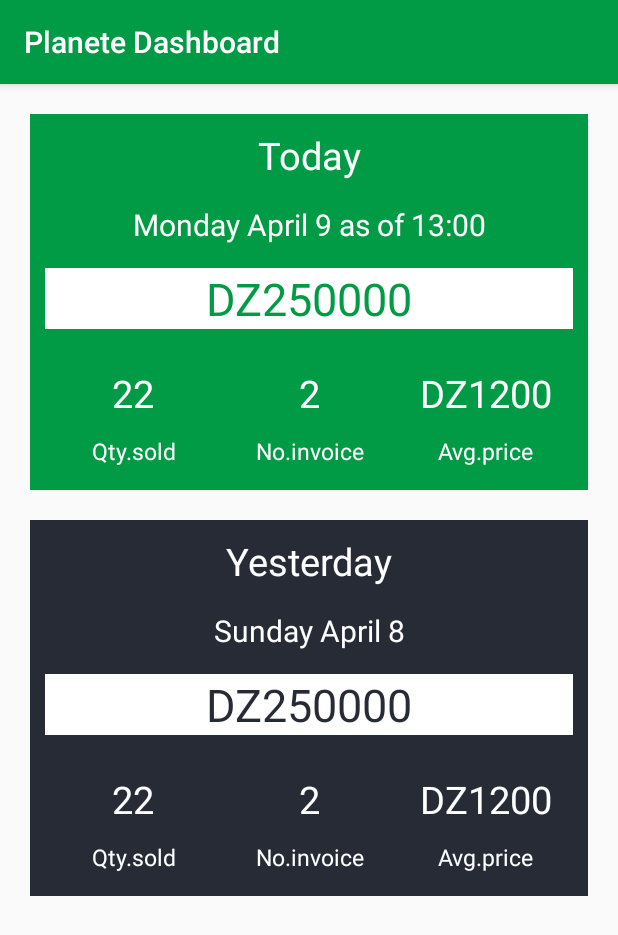
After one commit to younes778/planeteDashboard, an Android app: the fragment SalesDayFragment shown on its own in the app's theme, on a phone screen of 412 x 824 dp. The commit adds this screen. Shown: the top 935 px of the screen. Run offline under Robolectric (Android 15) with nearby library versions, the phone set to English and light mode, and no system bars; libraries missing offline, so code that uses them is left out: com.norbsoft.typefacehelper; 1 statement that could not run was skipped.

Commit message:
Add Font Add Day Fragment Add sales Fragment

```diff
--- a/app/src/main/AndroidManifest.xml
+++ b/app/src/main/AndroidManifest.xml
@@ -10,7 +10,7 @@
         android:supportsRtl="true"
         android:theme="@style/AppTheme">
         <activity
-            android:name=".MainActivity"
+            android:name=".activities.MainActivity"
             android:label="@string/app_name"
             android:theme="@style/AppTheme.NoActionBar">
             <intent-filter>
--- /dev/null
+++ b/app/src/main/java/classes/AppData.java
@@ -0,0 +1,17 @@
+package classes;
+
+import android.content.Context;
+import android.graphics.Typeface;
+
+// Class regrouping the app static data
+public class AppData {
+    public static Typeface fontApp;
+    public static Typeface fontAppBold;
+
+    public static void init(Context context){
+        fontApp = Typeface.createFromAsset(context.getAssets(), "fonts/AppFont.ttf");
+        fontAppBold = Typeface.createFromAsset(context.getAssets(), "fonts/AppFont_Bold.ttf");
+    }
+
+
+}
--- a/app/src/main/java/d2si/apps/planetedashboard/MainActivity.java
+++ /dev/null
@@ -1,81 +0,0 @@
-package d2si.apps.planetedashboard;
-
-import android.content.Context;
-import android.graphics.Color;
-import android.os.Bundle;
-import android.support.v7.app.AppCompatActivity;
-import android.view.View;
-import android.support.v7.widget.Toolbar;
-
-import com.mikepenz.community_material_typeface_library.CommunityMaterial;
-import com.mikepenz.google_material_typeface_library.GoogleMaterial;
-import com.mikepenz.iconics.IconicsDrawable;
-import com.mikepenz.iconics.context.IconicsContextWrapper;
-import com.mikepenz.material_design_iconic_typeface_library.MaterialDesignIconic;
-import com.mikepenz.materialdrawer.AccountHeaderBuilder;
-import com.mikepenz.materialdrawer.Drawer;
-import com.mikepenz.materialdrawer.DrawerBuilder;
-import com.mikepenz.materialdrawer.model.DividerDrawerItem;
-import com.mikepenz.materialdrawer.model.PrimaryDrawerItem;
-import com.mikepenz.materialdrawer.model.ProfileDrawerItem;
-import com.mikepenz.materialdrawer.model.SecondaryDrawerItem;
-import com.mikepenz.materialdrawer.model.interfaces.IDrawerItem;
-
-public class MainActivity extends AppCompatActivity{
-
-    private Drawer navDrawer;
-    @Override
-    protected void onCreate(Bundle savedInstanceState) {
-
-        super.onCreate(savedInstanceState);
-        setContentView(R.layout.activity_main);
-
-        Toolbar toolbar = (Toolbar) findViewById(R.id.toolbar);
-        setSupportActionBar(toolbar);
-
-
-        new DrawerBuilder().withActivity(this).build();
-        navDrawer = new DrawerBuilder()
-                .withActivity(this)
-                .withToolbar(toolbar)
-                .withAccountHeader(new AccountHeaderBuilder()
-                        .withActivity(this)
-                        .withHeaderBackground(R.drawable.nav_drawer_background)
-                        .withAlternativeProfileHeaderSwitching(false)
-                        .addProfiles(
-                                new ProfileDrawerItem().withName("Client D2SI").withIcon(new IconicsDrawable(this)
-                                        .icon(MaterialDesignIconic.Icon.gmi_account_circle)
-                                        .color(Color.WHITE))).withCurrentProfileHiddenInList(true).withDividerBelowHeader(false).withAlternativeProfileHeaderSwitching(false).withOnlyMainProfileImageVisible(true).withSelectionListEnabled(false)
-                        .build()
-                        )
-                .addDrawerItems(
-                        new PrimaryDrawerItem().withIdentifier(1).withName(R.string.menu_sales).withIcon(CommunityMaterial.Icon.cmd_tag_text_outline),
-                        new PrimaryDrawerItem().withIdentifier(2).withName(R.string.menu_stock).withIcon(CommunityMaterial.Icon.cmd_briefcase),
-                        new PrimaryDrawerItem().withIdentifier(3).withName(R.string.menu_purchase).withIcon(CommunityMaterial.Icon.cmd_shopping),
-                        new PrimaryDrawerItem().withIdentifier(4).withName(R.string.menu_client).withIcon(CommunityMaterial.Icon.cmd_account),
-                        new PrimaryDrawerItem().withIdentifier(5).withName(R.string.menu_provider).withIcon(CommunityMaterial.Icon.cmd_account_multiple),
-                        new DividerDrawerItem(),
-                        new SecondaryDrawerItem().withName(R.string.menu_parameter).withSelectable(false),
-                        new PrimaryDrawerItem().withIdentifier(6).withName(R.string.menu_logout).withIcon(CommunityMaterial.Icon.cmd_logout_variant),
-                        new PrimaryDrawerItem().withIdentifier(7).withName(R.string.menu_setting).withIcon(CommunityMaterial.Icon.cmd_settings)
-                )
-                .withOnDrawerItemClickListener(new Drawer.OnDrawerItemClickListener() {
-                    @Override
-                    public boolean onItemClick(View view, int position, IDrawerItem drawerItem) {
-                        // do something with the clicked item :D
-                        return true;
-                    }
-                })
-                .build();
-
-
-
-
-    }
-
-    // initialize the icons context
-    @Override
-    protected void attachBaseContext(Context newBase) {
-        super.attachBaseContext(IconicsContextWrapper.wrap(newBase));
-    }
-}
--- /dev/null
+++ b/app/src/main/java/fragments/SalesDayFragment.java
@@ -0,0 +1,43 @@
+package fragments;
+
+import android.app.Fragment;
+import android.graphics.Typeface;
+import android.os.Bundle;
+import android.view.LayoutInflater;
+import android.view.View;
+import android.view.ViewGroup;
+import android.widget.Button;
+import android.widget.TextView;
+import android.widget.Toast;
+
+import com.norbsoft.typefacehelper.TypefaceHelper;
+
+import classes.AppData;
+import d2si.apps.planetedashboard.R;
+
+import static com.norbsoft.typefacehelper.TypefaceHelper.typeface;
+
+public class SalesDayFragment extends Fragment {
+
+
+    View view;
+    TextView tv_today,tv_yesterday;
+
+    @Override
+    public View onCreateView(LayoutInflater inflater, ViewGroup container,
+                             Bundle savedInstanceState) {
+
+        // Inflate the layout for this fragment
+        view = inflater.inflate(R.layout.fragment_sales_day, container, false);
+
+        tv_today = (TextView) view.findViewById(R.id.tv_today);
+        tv_yesterday = (TextView) view.findViewById(R.id.tv_yesterday);
+
+        // initialize the font
+        typeface(view);
+        tv_today.setTypeface(AppData.fontAppBold);
+        tv_yesterday.setTypeface(AppData.fontAppBold);
+
+        return view;
+    }
+}
--- a/app/src/main/res/layout/activity_main.xml
+++ b/app/src/main/res/layout/activity_main.xml
@@ -2,7 +2,9 @@
 <LinearLayout xmlns:android="http://schemas.android.com/apk/res/android"
     android:layout_width="match_parent"
     android:layout_height="match_parent"
-    xmlns:app="http://schemas.android.com/apk/res-auto">
+    xmlns:app="http://schemas.android.com/apk/res-auto"
+    android:orientation="vertical">
+
     <android.support.design.widget.AppBarLayout
         android:layout_width="match_parent"
         android:layout_height="wrap_content"
@@ -17,4 +19,21 @@
 
     </android.support.design.widget.AppBarLayout>
 
+    <android.support.design.widget.TabLayout
+        android:id="@+id/tabs"
+        android:layout_width="match_parent"
+        android:layout_height="?attr/actionBarSize"
+        app:tabBackground="@color/colorSecondary"
+        app:tabMode="fixed"
+        app:tabIndicatorColor="@color/colorPrimary"
+        app:tabTextColor="@color/colorPrimary"
+        app:tabSelectedTextColor="@color/colorPrimary"
+        app:tabGravity="fill" />
+
+    <FrameLayout
+        android:id="@+id/fragment_manager"
+        android:layout_width="match_parent"
+        android:layout_height="match_parent">
+    </FrameLayout>
+
 </LinearLayout>
--- /dev/null
+++ b/app/src/main/res/layout/fragment_sales_day.xml
@@ -0,0 +1,267 @@
+<?xml version="1.0" encoding="utf-8"?>
+<android.support.constraint.ConstraintLayout xmlns:android="http://schemas.android.com/apk/res/android"
+    xmlns:tools="http://schemas.android.com/tools"
+    android:layout_width="match_parent"
+    android:layout_height="match_parent"
+    xmlns:app="http://schemas.android.com/apk/res-auto"
+    android:layout_margin="20dp">
+
+
+    <ScrollView
+        android:layout_width="match_parent"
+        android:layout_height="match_parent">
+
+        <LinearLayout
+            android:layout_width="match_parent"
+            android:layout_height="wrap_content"
+            android:orientation="vertical" >
+
+            <LinearLayout
+                android:layout_width="match_parent"
+                android:layout_height="match_parent"
+                android:background="@color/colorPrimary"
+                android:layout_marginBottom="20dp"
+                android:orientation="vertical">
+
+                <TextView
+                    android:id="@+id/tv_today"
+                    android:layout_width="match_parent"
+                    android:layout_height="wrap_content"
+                    android:layout_margin="10dp"
+                    android:gravity="center"
+                    android:text="@string/tv_today"
+                    android:textSize="25dp" />
+
+                <TextView
+                    android:id="@+id/tv_today_date"
+                    android:layout_width="match_parent"
+                    android:layout_height="wrap_content"
+                    android:layout_margin="5dp"
+                    android:gravity="center"
+                    android:text="Monday April 9 as of 13:00"
+                    android:textSize="20dp" />
+
+                <TextView
+                    android:id="@+id/tv_today_sales"
+                    android:layout_width="match_parent"
+                    android:layout_height="wrap_content"
+                    android:layout_margin="10dp"
+                    android:background="@color/colorSecondary"
+                    android:gravity="center"
+                    android:text="DZ250000"
+                    android:textColor="@color/colorPrimary"
+                    android:textSize="30dp" />
+
+                <LinearLayout
+                    android:layout_width="match_parent"
+                    android:layout_height="match_parent"
+                    android:layout_margin="10dp"
+                    android:orientation="horizontal">
+
+                    <LinearLayout
+                        android:layout_width="match_parent"
+                        android:layout_height="match_parent"
+                        android:layout_weight="1"
+                        android:orientation="vertical">
+
+                        <TextView
+                            android:id="@+id/tv_today_quantiy"
+                            android:layout_width="match_parent"
+                            android:layout_height="wrap_content"
+                            android:layout_margin="5dp"
+                            android:gravity="center"
+                            android:text="22"
+                            android:textSize="25dp" />
+
+                        <TextView
+                            android:id="@+id/tv_today_quantity_text"
+                            android:layout_width="match_parent"
+                            android:layout_height="wrap_content"
+                            android:layout_margin="5dp"
+                            android:gravity="center"
+                            android:text="@string/tv_quantity_sold"
+                            android:textSize="15dp" />
+                    </LinearLayout>
+
+                    <LinearLayout
+                        android:layout_width="match_parent"
+                        android:layout_height="match_parent"
+                        android:layout_weight="1"
+                        android:orientation="vertical">
+
+                        <TextView
+                            android:id="@+id/tv_today_articles_number"
+                            android:layout_width="match_parent"
+                            android:layout_height="wrap_content"
+                            android:layout_margin="5dp"
+                            android:gravity="center"
+                            android:text="2"
+                            android:textSize="25dp" />
+
+                        <TextView
+                            android:id="@+id/tv_today_articles_number_text"
+                            android:layout_width="match_parent"
+                            android:layout_height="wrap_content"
+                            android:layout_margin="5dp"
+                            android:gravity="center"
+                            android:text="@string/tv_articles_number"
+                            android:textSize="15dp" />
+                    </LinearLayout>
+
+                    <LinearLayout
+                        android:layout_width="match_parent"
+                        android:layout_height="match_parent"
+                        android:layout_weight="1"
+                        android:orientation="vertical">
+
+                        <TextView
+                            android:id="@+id/tv_today_average_price"
+                            android:layout_width="match_parent"
+                            android:layout_height="wrap_content"
+                            android:layout_margin="5dp"
+                            android:gravity="center"
+                            android:text="DZ1200"
+                            android:textSize="25dp" />
+
+                        <TextView
+                            android:id="@+id/tv_today_average_price_text"
+                            android:layout_width="match_parent"
+                            android:layout_height="wrap_content"
+                            android:layout_margin="5dp"
+                            android:gravity="center"
+                            android:text="@string/tv_average_price"
+                            android:textSize="15dp" />
+                    </LinearLayout>
+                </LinearLayout>
+
+
+            </LinearLayout>
+
+            <LinearLayout
+                android:layout_width="match_parent"
+                android:layout_height="wrap_content"
+                android:background="@color/colorAccent"
+                android:orientation="vertical">
+
+                <TextView
+                    android:id="@+id/tv_yesterday"
+                    android:layout_width="match_parent"
+                    android:layout_height="wrap_content"
+                    android:layout_margin="10dp"
+                    android:gravity="center"
+                    android:text="@string/tv_yesterday"
+                    android:textSize="25dp"
+                    />
+
+                <TextView
+                    android:id="@+id/tv_yesterday_date"
+                    android:layout_width="match_parent"
+                    android:layout_height="wrap_content"
+                    android:layout_margin="5dp"
+                    android:gravity="center"
+                    android:text="Sunday April 8"
+                    android:textSize="20dp"
+                    />
+
+                <TextView
+                    android:id="@+id/tv_yesterday_sales"
+                    android:layout_width="match_parent"
+                    android:layout_height="wrap_content"
+                    android:layout_margin="10dp"
+                    android:gravity="center"
+                    android:textColor="@color/colorAccent"
+                    android:background="@color/colorSecondary"
+                    android:text="DZ250000"
+                    android:textSize="30dp"
+                    />
+
+                <LinearLayout
+                    android:layout_width="match_parent"
+                    android:layout_height="match_parent"
+                    android:orientation="horizontal"
+                    android:layout_margin="10dp">
+
+                    <LinearLayout
+                        android:layout_width="match_parent"
+                        android:layout_height="match_parent"
+                        android:layout_weight="1"
+                        android:orientation="vertical">
+                        <TextView
+                            android:id="@+id/tv_yesterday_quantiy"
+                            android:layout_width="match_parent"
+                            android:layout_height="wrap_content"
+                            android:layout_margin="5dp"
+                            android:gravity="center"
+                            android:text="22"
+                            android:textSize="25dp"
+                            />
+
+                        <TextView
+                            android:id="@+id/tv_yesterday_quantity_text"
+                            android:layout_width="match_parent"
+                            android:layout_height="wrap_content"
+                            android:layout_margin="5dp"
+                            android:gravity="center"
+                            android:text="@string/tv_quantity_sold"
+                            android:textSize="15dp"
+                            />
+                    </LinearLayout>
+
+                    <LinearLayout
+                        android:layout_width="match_parent"
+                        android:layout_height="match_parent"
+                        android:layout_weight="1"
+                        android:orientation="vertical">
+                        <TextView
+                            android:id="@+id/tv_yesterday_articles_number"
+                            android:layout_width="match_parent"
+                            android:layout_height="wrap_content"
+                            android:layout_margin="5dp"
+                            android:gravity="center"
+                            android:text="2"
+                            android:textSize="25dp"
+                            />
+
+                        <TextView
+                            android:id="@+id/tv_yesterday_articles_number_text"
+                            android:layout_width="match_parent"
+                            android:layout_height="wrap_content"
+                            android:layout_margin="5dp"
+                            android:gravity="center"
+                            android:text="@string/tv_articles_number"
+                            android:textSize="15dp"
+                            />
+                    </LinearLayout>
+
+                    <LinearLayout
+                        android:layout_width="match_parent"
+                        android:layout_height="match_parent"
+                        android:layout_weight="1"
+                        android:orientation="vertical">
+                        <TextView
+                            android:id="@+id/tv_yesterday_average_price"
+                            android:layout_width="match_parent"
+                            android:layout_height="wrap_content"
+                            android:layout_margin="5dp"
+                            android:gravity="center"
+                            android:text="DZ1200"
+                            android:textSize="25dp"
+                            />
+
+                        <TextView
+                            android:id="@+id/tv_yesterday_average_price_text"
+                            android:layout_width="match_parent"
+                            android:layout_height="wrap_content"
+                            android:layout_margin="5dp"
+                            android:gravity="center"
+                            android:text="@string/tv_average_price"
+                            android:textSize="15dp"
+                            />
+                    </LinearLayout>
+                </LinearLayout>
+
+
+            </LinearLayout>
+        </LinearLayout>
+    </ScrollView>
+</android.support.constraint.ConstraintLayout>
--- a/app/src/main/res/values/colors.xml
+++ b/app/src/main/res/values/colors.xml
@@ -3,5 +3,5 @@
     <color name="colorPrimary">#019b45</color>
     <color name="colorPrimaryDark">#01873c</color>
     <color name="colorAccent">#272b36</color>
-    <color name="colorMenuIcons">#FFFFFF</color>
+    <color name="colorSecondary">#FFFFFF</color>
 </resources>
--- a/app/src/main/res/values/strings.xml
+++ b/app/src/main/res/values/strings.xml
@@ -1,9 +1,9 @@
 <resources>
     <!--                App data                -->
-    <string name="app_name">planete Dashboard</string>
+    <string name="app_name">Planete Dashboard</string>
 
 
-    <!--               Nav Menu                 -->
+    <!--                    Menu                 -->
     <string name="menu_sales">Sales</string>
     <string name="menu_stock">Stock</string>
     <string name="menu_purchase">Purchases</string>
@@ -14,6 +14,11 @@
     <string name="menu_parameter">Parameters</string>
 
 
-    <!--                Android                 -->
+    <!--                Text Views                -->
+    <string name="tv_today">Today</string>
+    <string name="tv_yesterday">Yesterday</string>
+    <string name="tv_quantity_sold">Qty.sold</string>
+    <string name="tv_articles_number">No.invoice</string>
+    <string name="tv_average_price">Avg.price</string>
 
 </resources>
--- a/app/src/main/res/values/styles.xml
+++ b/app/src/main/res/values/styles.xml
@@ -6,20 +6,21 @@
         <item name="colorPrimary">@color/colorPrimary</item>
         <item name="colorPrimaryDark">@color/colorPrimaryDark</item>
         <item name="colorAccent">@color/colorAccent</item>
-        <item name="android:textColor">@color/colorMenuIcons</item>
-        <item name="android:actionMenuTextColor">@color/colorMenuIcons</item>
-        <item name="android:textColorPrimary">@color/colorMenuIcons</item>
+        <item name="android:textColor">@color/colorSecondary</item>
+        <item name="android:actionMenuTextColor">@color/colorSecondary</item>
+        <item name="android:textColorPrimary">@color/colorSecondary</item>
         <item name="android:textColorSecondary">@color/colorPrimaryDark</item>
 
         <!--                    Material values                 -->
         <item name="material_drawer_background">@color/colorAccent</item>
-        <item name="material_drawer_primary_text">@color/colorMenuIcons</item>
-        <item name="material_drawer_primary_icon">@color/colorMenuIcons</item>
-        <item name="material_drawer_secondary_text">@color/colorMenuIcons</item>
+        <item name="material_drawer_primary_text">@color/colorSecondary</item>
+        <item name="material_drawer_primary_icon">@color/colorSecondary</item>
+        <item name="material_drawer_secondary_text">@color/colorSecondary</item>
         <item name="material_drawer_selected">@color/colorPrimary</item>
         <item name="material_drawer_divider">@color/material_drawer_divider</item>
-        <item name="material_drawer_selected_text">@color/colorMenuIcons</item>
-        <item name="material_drawer_header_selection_text">@color/colorMenuIcons</item>
+        <item name="material_drawer_selected_text">@color/colorSecondary</item>
+        <item name="material_drawer_header_selection_text">@color/colorSecondary</item>
+
     </style>
 
     <style name="AppTheme.NoActionBar">
--- a/build.gradle
+++ b/build.gradle
@@ -19,6 +19,7 @@ allprojects {
     repositories {
         google()
         jcenter()
+        maven { url "https://jitpack.io" }
     }
 }
 
```
Also changed, not shown: app/build.gradle (+9 -0 lines).
